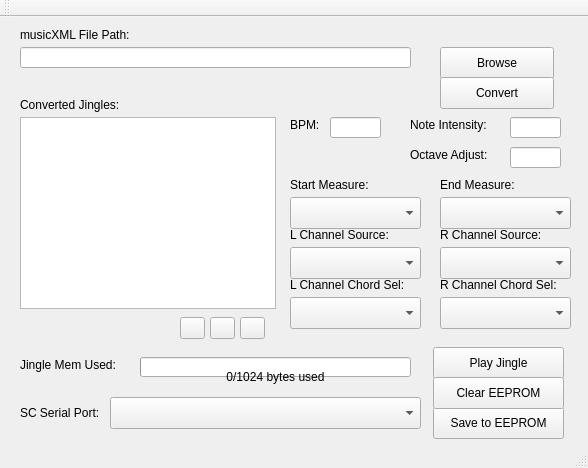
Qt form Jingle/SCJingleConverter/mainwindow.ui (greggersaurus/OpenSteamController) before a commit.
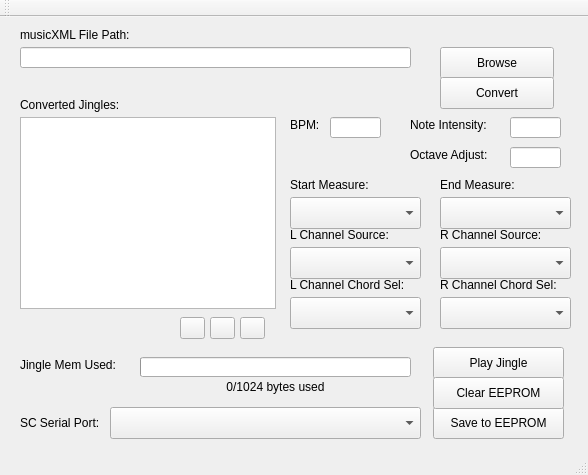
The same form after that commit.

Commit message:
Jingle: GUI Dimensions Change
Slight change in dimensions as label was overlapping progress bar in Windows.

Also checking updated bindary for updated firmware so as to not be problematic
 with Windows (or at least VirtualBox running Windows).

Patch:
```diff
--- a/Jingle/SCJingleConverter/mainwindow.ui
+++ b/Jingle/SCJingleConverter/mainwindow.ui
@@ -7,7 +7,7 @@
     <x>0</x>
     <y>0</y>
     <width>588</width>
-    <height>468</height>
+    <height>475</height>
    </rect>
   </property>
   <property name="windowTitle">
@@ -96,7 +96,7 @@
     <property name="geometry">
      <rect>
       <x>20</x>
-      <y>380</y>
+      <y>390</y>
       <width>121</width>
       <height>31</height>
      </rect>
@@ -109,7 +109,7 @@
     <property name="geometry">
      <rect>
       <x>110</x>
-      <y>380</y>
+      <y>390</y>
       <width>311</width>
       <height>32</height>
      </rect>
@@ -424,7 +424,7 @@
     <property name="geometry">
      <rect>
       <x>140</x>
-      <y>350</y>
+      <y>360</y>
       <width>271</width>
       <height>20</height>
      </rect>
```
The commit also changes 1 other file.
